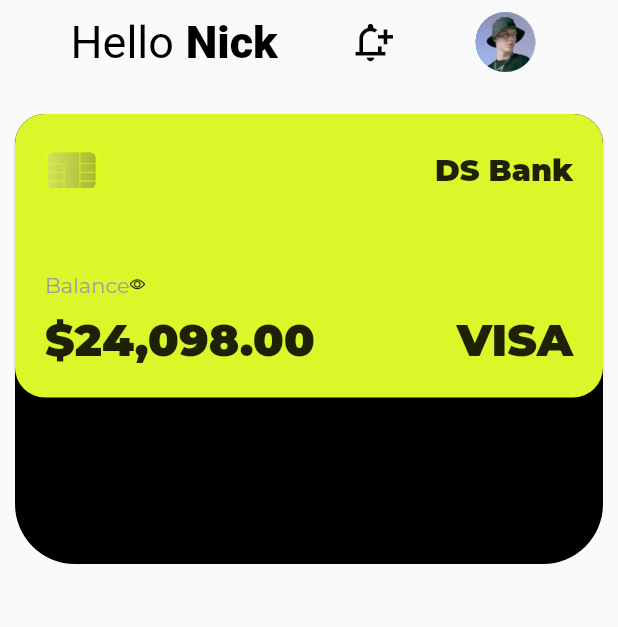
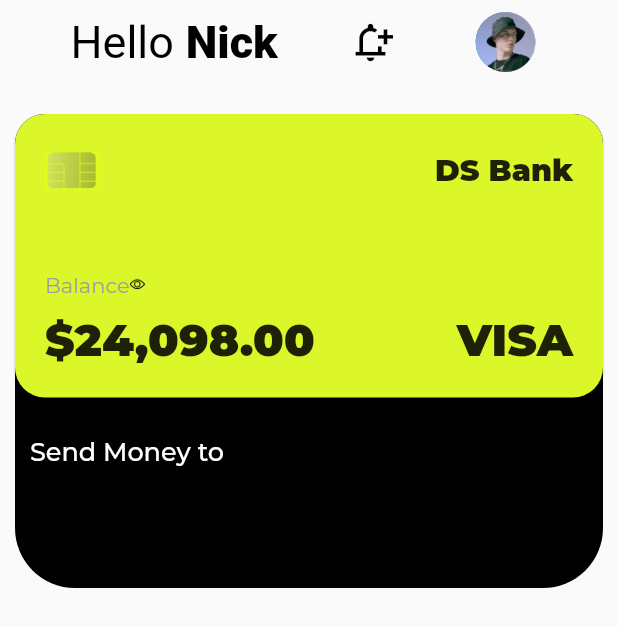
Before and after one commit to akshaykamath45/GDSC_UI-Task, a Flutter app: the screen it shows after launch, on a phone screen of 412 x 824 dp. Shown: the top 627 px of the screen. Run offline on Flutter 3.47's test engine with Material 2 defaults, Android fonts, the phone set to English and light mode, and no system bars; our stand-ins replace google_fonts.

Commit message:
Send money to stack initiated

```diff
--- a/lib/main.dart
+++ b/lib/main.dart
@@ -50,7 +50,7 @@
                     margin: EdgeInsets.only(
                         left: 10, right: 10, bottom: 5, top: 20),
                     padding: EdgeInsets.only(
-                        left: 10, right: 10, top: 250, bottom: 50),
+                        left: 10, right: 10, top: 215, bottom: 80),
                     decoration: BoxDecoration(
                         color: Colors.black,
                         borderRadius: BorderRadius.only(
@@ -58,6 +58,23 @@
                             topRight: Radius.circular(20),
                             bottomLeft: Radius.circular(40),
                             bottomRight: Radius.circular(40))),
+                    child: Column(
+                        crossAxisAlignment: CrossAxisAlignment.start,
+                        children: [
+                          Row(
+                            mainAxisAlignment: MainAxisAlignment.spaceBetween,
+                            children: [
+                              Text(
+                                textAlign: TextAlign.justify,
+                                "Send Money to",
+                                style: TextStyle(
+                                    fontWeight: FontWeight.w500,
+                                    color: Colors.white,
+                                    fontSize: 17),
+                              )
+                            ],
+                          ),
+                        ]),
                   ),
                   Container(
                     child: Card(
```
